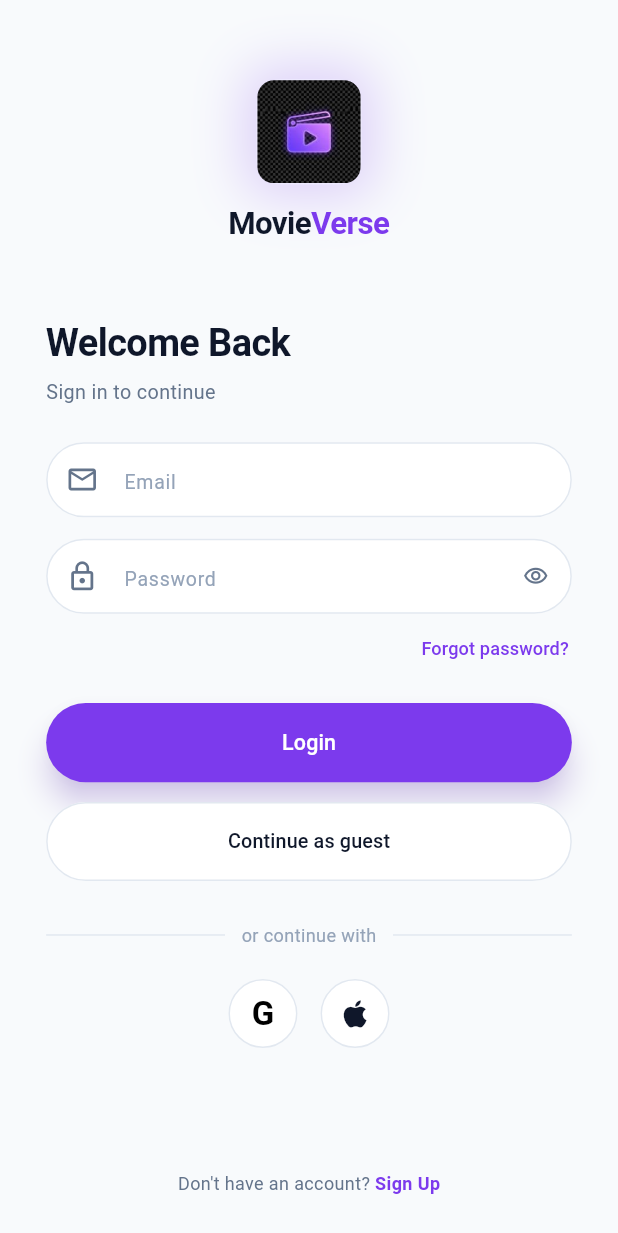
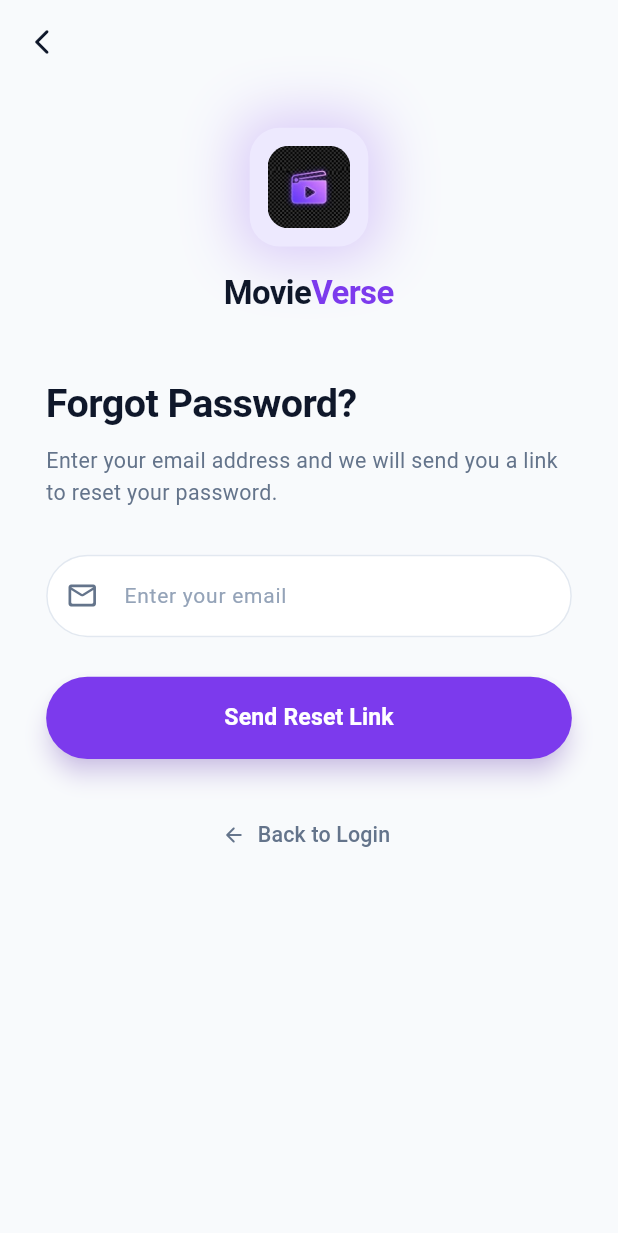
Before and after one commit to Ali-emad-25/movie-discovery-app, a Flutter app: the screen it shows after launch, after a tap on "Forgot password?", on a phone screen of 412 x 824 dp. Shown: the top 1233 px of the screen. Run offline on Flutter 3.47's test engine with Material 3 defaults, Android fonts, the phone set to English and light mode, and no system bars; our stand-ins replace easy_localization, firebase_auth, firebase_core, flutter_bloc, flutter_screenutil, get_it; accounts and stored records are empty.

Commit message:
feat(auth): implement forgot password screen and logic

```diff
--- a/lib/core/di/injection.dart
+++ b/lib/core/di/injection.dart
@@ -5,7 +5,9 @@ import 'package:movie_discovery_app/features/auth/data/data_sources/auth_remote_
 import 'package:movie_discovery_app/features/auth/data/repositories/auth_repository_impl.dart';
 import 'package:movie_discovery_app/features/auth/domain/repositories/auth_repository.dart';
 import 'package:movie_discovery_app/features/auth/domain/use_cases/register_use_case.dart';
+import 'package:movie_discovery_app/features/auth/domain/use_cases/send_password_reset_email_use_case.dart';
 import 'package:movie_discovery_app/features/auth/presentation/view_models/auth_cubit.dart';
+import 'package:movie_discovery_app/features/auth/presentation/view_models/forgot_password_cubit.dart';
 
 final getIt = GetIt.instance;
 
@@ -23,13 +25,21 @@ Future<void> configureDependencies() async {
     () => AuthRepositoryImpl(getIt<AuthRemoteDataSource>()),
   );
 
-  // Use Case
+  // Use Cases
   getIt.registerLazySingleton<RegisterUseCase>(
     () => RegisterUseCase(getIt<AuthRepository>()),
   );
+  getIt.registerLazySingleton<SendPasswordResetEmailUseCase>(
+    () => SendPasswordResetEmailUseCase(getIt<AuthRepository>()),
+  );
 
-  // Cubit
+  // Cubits
   getIt.registerFactory<AuthCubit>(
     () => AuthCubit(registerUseCase: getIt<RegisterUseCase>()),
   );
+  getIt.registerFactory<ForgotPasswordCubit>(
+    () => ForgotPasswordCubit(
+      sendPasswordResetEmailUseCase: getIt<SendPasswordResetEmailUseCase>(),
+    ),
+  );
 }
--- /dev/null
+++ b/lib/core/errors/firebase_auth_error_handler.dart
@@ -0,0 +1,31 @@
+import 'package:firebase_auth/firebase_auth.dart';
+import 'package:movie_discovery_app/core/errors/failures.dart';
+
+class FirebaseAuthErrorHandler {
+  static Failure handle(FirebaseAuthException exception) {
+    switch (exception.code) {
+      case 'user-not-found':
+        return const AuthErrorFailure('No user found with this email address.');
+      case 'invalid-email':
+        return const AuthErrorFailure('The provided email address is not valid.');
+      case 'user-disabled':
+        return const AuthErrorFailure('This user account has been disabled.');
+      case 'wrong-password':
+        return const AuthErrorFailure('Incorrect password. Please try again.');
+      case 'email-already-in-use':
+        return const AuthErrorFailure('An account already exists for this email.');
+      case 'operation-not-allowed':
+        return const AuthErrorFailure('Email/password accounts are not enabled.');
+      case 'weak-password':
+        return const AuthErrorFailure('The password provided is too weak.');
+      case 'network-request-failed':
+        return const NetworkFailure('Network connection failed. Please check your internet.');
+      case 'too-many-requests':
+        return const AuthErrorFailure('Too many requests. Please try again later.');
+      default:
+        return AuthErrorFailure(
+          exception.message ?? 'An authentication error occurred. Please try again.',
+        );
+    }
+  }
+}
--- /dev/null
+++ b/lib/core/network/api_result.dart
@@ -0,0 +1,15 @@
+import 'package:movie_discovery_app/core/errors/failures.dart';
+
+sealed class ApiResult<T> {
+  const ApiResult();
+}
+
+final class ApiSuccess<T> extends ApiResult<T> {
+  final T data;
+  const ApiSuccess(this.data);
+}
+
+final class ApiError<T> extends ApiResult<T> {
+  final Failure failure;
+  const ApiError(this.failure);
+}
--- a/lib/core/routes/app_routes.dart
+++ b/lib/core/routes/app_routes.dart
@@ -1,5 +1,7 @@
 class AppRoutes {
   static const String loginScreenRouteName = 'login_screen';
   static const String registerScreenRouteName = 'register_screen';
+  static const String forgotPasswordScreenRouteName = 'forgot_password_screen';
   static const String homeScreenRouteName = 'home_screen';
+  static const String profileScreenRouteName = 'profile_screen';
 }
--- a/lib/features/auth/data/data_sources/auth_remote_data_source.dart
+++ b/lib/features/auth/data/data_sources/auth_remote_data_source.dart
@@ -6,4 +6,8 @@ abstract class AuthRemoteDataSource {
     required String email,
     required String password,
   });
+
+  Future<void> sendPasswordResetEmail({
+    required String email,
+  });
 }
--- a/lib/features/auth/data/data_sources/auth_remote_data_source_impl.dart
+++ b/lib/features/auth/data/data_sources/auth_remote_data_source_impl.dart
@@ -21,4 +21,9 @@ class AuthRemoteDataSourceImpl implements AuthRemoteDataSource {
 
     return credential;
   }
+
+  @override
+  Future<void> sendPasswordResetEmail({required String email}) async {
+    await firebaseAuth.sendPasswordResetEmail(email: email.trim());
+  }
 }
--- a/lib/features/auth/domain/repositories/auth_repository.dart
+++ b/lib/features/auth/domain/repositories/auth_repository.dart
@@ -1,3 +1,4 @@
+import 'package:movie_discovery_app/core/network/api_result.dart';
 import 'package:movie_discovery_app/features/auth/domain/entities/user.dart';
 
 abstract class AuthRepository {
@@ -17,4 +18,8 @@ abstract class AuthRepository {
   Future<void> logout();
 
   Future<User?> getCurrentUser();
+
+  Future<ApiResult<void>> sendPasswordResetEmail({
+    required String email,
+  });
 }
--- /dev/null
+++ b/lib/features/auth/domain/use_cases/send_password_reset_email_use_case.dart
@@ -0,0 +1,12 @@
+import 'package:movie_discovery_app/core/network/api_result.dart';
+import 'package:movie_discovery_app/features/auth/domain/repositories/auth_repository.dart';
+
+class SendPasswordResetEmailUseCase {
+  final AuthRepository authRepository;
+
+  const SendPasswordResetEmailUseCase(this.authRepository);
+
+  Future<ApiResult<void>> call({required String email}) {
+    return authRepository.sendPasswordResetEmail(email: email);
+  }
+}
--- /dev/null
+++ b/lib/features/auth/presentation/view_models/forgot_password_cubit.dart
@@ -0,0 +1,35 @@
+import 'package:flutter_bloc/flutter_bloc.dart';
+import 'package:movie_discovery_app/core/network/api_result.dart';
+import 'package:movie_discovery_app/features/auth/domain/use_cases/send_password_reset_email_use_case.dart';
+import 'package:movie_discovery_app/features/auth/presentation/view_models/forgot_password_state.dart';
+
+class ForgotPasswordCubit extends Cubit<ForgotPasswordState> {
+  final SendPasswordResetEmailUseCase sendPasswordResetEmailUseCase;
+
+  ForgotPasswordCubit({
+    required this.sendPasswordResetEmailUseCase,
+  }) : super(const ForgotPasswordInitial());
+
+  Future<void> sendPasswordResetEmail({required String email}) async {
+    final trimmedEmail = email.trim();
+    if (trimmedEmail.isEmpty) {
+      emit(const ForgotPasswordFailure('Please enter your email address.'));
+      return;
+    }
+
+    emit(const ForgotPasswordLoading());
+
+    final result = await sendPasswordResetEmailUseCase(email: trimmedEmail);
+
+    switch (result) {
+      case ApiSuccess():
+        emit(ForgotPasswordSuccess(trimmedEmail));
+      case ApiError(failure: final failure):
+        emit(ForgotPasswordFailure(failure.message));
+    }
+  }
+
+  void reset() {
+    emit(const ForgotPasswordInitial());
+  }
+}
--- /dev/null
+++ b/lib/features/auth/presentation/view_models/forgot_password_state.dart
@@ -0,0 +1,21 @@
+sealed class ForgotPasswordState {
+  const ForgotPasswordState();
+}
+
+final class ForgotPasswordInitial extends ForgotPasswordState {
+  const ForgotPasswordInitial();
+}
+
+final class ForgotPasswordLoading extends ForgotPasswordState {
+  const ForgotPasswordLoading();
+}
+
+final class ForgotPasswordSuccess extends ForgotPasswordState {
+  final String email;
+  const ForgotPasswordSuccess(this.email);
+}
+
+final class ForgotPasswordFailure extends ForgotPasswordState {
+  final String message;
+  const ForgotPasswordFailure(this.message);
+}
--- /dev/null
+++ b/lib/features/auth/presentation/views/forgot_password_screen.dart
@@ -0,0 +1,428 @@
+import 'package:flutter/material.dart';
+import 'package:flutter_bloc/flutter_bloc.dart';
+import 'package:movie_discovery_app/core/di/injection.dart';
+import 'package:movie_discovery_app/core/utils/app_assets.dart';
+import 'package:movie_discovery_app/core/utils/app_colors.dart';
+import 'package:movie_discovery_app/features/auth/presentation/view_models/forgot_password_cubit.dart';
+import 'package:movie_discovery_app/features/auth/presentation/view_models/forgot_password_state.dart';
+
+class ForgotPasswordScreen extends StatelessWidget {
+  const ForgotPasswordScreen({super.key});
+
+  @override
+  Widget build(BuildContext context) {
+    return BlocProvider<ForgotPasswordCubit>(
+      create: (context) => getIt<ForgotPasswordCubit>(),
+      child: const _ForgotPasswordView(),
+    );
+  }
+}
+
+class _ForgotPasswordView extends StatefulWidget {
+  const _ForgotPasswordView();
+
+  @override
+  State<_ForgotPasswordView> createState() => _ForgotPasswordViewState();
+}
+
+class _ForgotPasswordViewState extends State<_ForgotPasswordView> {
+  final GlobalKey<FormState> _formKey = GlobalKey<FormState>();
+  final TextEditingController _emailController = TextEditingController();
+
+  bool get _isDark => Theme.of(context).brightness == Brightness.dark;
+
+  Color get _backgroundColor =>
+      _isDark ? AppColors.bgDarkColor : AppColors.bgLightColor;
+
+  Color get _fieldColor =>
+      _isDark ? AppColors.fieldDarkColor : AppColors.fieldLightColor;
+
+  Color get _borderColor =>
+      _isDark ? AppColors.borderDarkColor : AppColors.borderLightColor;
+
+  Color get _textColor =>
+      _isDark ? AppColors.textDarkColor : AppColors.textLightColor;
+
+  Color get _secondaryTextColor =>
+      _isDark ? AppColors.secondaryTextDarkColor : AppColors.secondaryTextLightColor;
+
+  Color get _hintColor =>
+      _isDark ? AppColors.hintDarkColor : AppColors.hintLightColor;
+
+  Color get _logoBgColor =>
+      _isDark ? AppColors.logoBgDarkColor : AppColors.logoBgLightColor;
+
+  Color get _primaryColor => AppColors.primaryColor;
+
+  @override
+  void dispose() {
+    _emailController.dispose();
+    super.dispose();
+  }
+
+  void _submit() {
+    if (_formKey.currentState?.validate() ?? false) {
+      FocusScope.of(context).unfocus();
+      context.read<ForgotPasswordCubit>().sendPasswordResetEmail(
+            email: _emailController.text,
+          );
+    }
+  }
+
+  @override
+  Widget build(BuildContext context) {
+    final double scale = (MediaQuery.of(context).size.width / 375).clamp(
+      1.0,
+      1.2,
+    );
+
+    return Scaffold(
+      backgroundColor: _backgroundColor,
+      appBar: AppBar(
+        backgroundColor: Colors.transparent,
+        elevation: 0,
+        leading: IconButton(
+          icon: Icon(Icons.arrow_back_ios_new_rounded, color: _textColor, size: 20),
+          onPressed: () => Navigator.of(context).pop(),
+        ),
+      ),
+      body: SafeArea(
+        child: BlocConsumer<ForgotPasswordCubit, ForgotPasswordState>(
+          listener: (context, state) {
+            if (state is ForgotPasswordFailure) {
+              ScaffoldMessenger.of(context).showSnackBar(
+                SnackBar(
+                  content: Text(state.message),
+                  backgroundColor: Colors.redAccent,
+                  behavior: SnackBarBehavior.floating,
+                  shape: RoundedRectangleBorder(
+                    borderRadius: BorderRadius.circular(10),
+                  ),
+                ),
+              );
+            }
+          },
+          builder: (context, state) {
+            if (state is ForgotPasswordSuccess) {
+              return _buildSuccessView(context, state.email, scale);
+            }
+
+            final bool isLoading = state is ForgotPasswordLoading;
+
+            return SingleChildScrollView(
+              padding: EdgeInsets.symmetric(horizontal: 28 * scale, vertical: 16),
+              child: Form(
+                key: _formKey,
+                child: Column(
+                  crossAxisAlignment: CrossAxisAlignment.stretch,
+                  children: [
+                    SizedBox(height: 12 * scale),
+
+                    // Glowing Branding Header
+                    Center(
+                      child: Container(
+                        width: 72 * scale,
+                        height: 72 * scale,
+                        decoration: BoxDecoration(
+                          color: _logoBgColor,
+                          borderRadius: BorderRadius.circular(20),
+                          boxShadow: [
+                            BoxShadow(
+                              color: _primaryColor.withValues(alpha: 0.25),
+                              blurRadius: 32,
+                              spreadRadius: 8,
+                            ),
+                          ],
+                        ),
+                        child: Padding(
+                          padding: const EdgeInsets.all(12),
+                          child: ClipRRect(
+                            borderRadius: BorderRadius.circular(14),
+                            child: Image.asset(
+                              AppAssets.logo,
+                              fit: BoxFit.contain,
+                              errorBuilder: (_, _, _) => Icon(
+                                Icons.lock_reset_rounded,
+                                size: 36,
+                                color: _primaryColor,
+                              ),
+                            ),
+                          ),
+                        ),
+                      ),
+                    ),
+
+                    SizedBox(height: 14 * scale),
+
+                    Center(
+                      child: Text.rich(
+                        TextSpan(
+                          children: [
+                            TextSpan(
+                              text: 'Movie',
+                              style: TextStyle(color: _textColor),
+                            ),
+                            TextSpan(
+                              text: 'Verse',
+                              style: TextStyle(color: _primaryColor),
+                            ),
+                          ],
+                        ),
+                        style: TextStyle(
+                          fontSize: 20 * scale,
+                          fontWeight: FontWeight.bold,
+                          letterSpacing: -0.4,
+                        ),
+                      ),
+                    ),
+
+                    SizedBox(height: 36 * scale),
+
+                    Text(
+                      'Forgot Password?',
+                      style: TextStyle(
+                        color: _textColor,
+                        fontSize: 24 * scale,
+                        fontWeight: FontWeight.bold,
+                        letterSpacing: -0.4,
+                      ),
+                    ),
+
+                    SizedBox(height: 8 * scale),
+
+                    Text(
+                      'Enter your email address and we will send you a link to reset your password.',
+                      style: TextStyle(
+                        color: _secondaryTextColor,
+                        fontSize: 13 * scale,
+                        height: 1.45,
+                      ),
+                    ),
+
+                    SizedBox(height: 28 * scale),
+
+                    // Email Field
+                    TextFormField(
+                      controller: _emailController,
+                      keyboardType: TextInputType.emailAddress,
+                      textInputAction: TextInputAction.done,
+                      onFieldSubmitted: (_) => _submit(),
+                      style: TextStyle(color: _textColor, fontSize: 15),
+                      validator: (value) {
+                        final trimmed = value?.trim() ?? '';
+                        if (trimmed.isEmpty) {
+                          return 'Please enter your email';
+                        }
+                        final emailRegex = RegExp(
+                          r'^[a-zA-Z0-9._%+-]+@[a-zA-Z0-9.-]+\.[a-zA-Z]{2,}$',
+                        );
+                        if (!emailRegex.hasMatch(trimmed)) {
+                          return 'Please enter a valid email address';
+                        }
+                        return null;
+                      },
+                      decoration: InputDecoration(
+                        hintText: 'Enter your email',
+                        hintStyle: TextStyle(color: _hintColor, fontSize: 14),
+                        prefixIcon: Icon(
+                          Icons.mail_outline_rounded,
+                          size: 22,
+                          color: _secondaryTextColor,
+                        ),
+                        filled: true,
+                        fillColor: _fieldColor,
+                        contentPadding: const EdgeInsets.symmetric(
+                          horizontal: 18,
+                          vertical: 16,
+                        ),
+                        border: OutlineInputBorder(
+                          borderRadius: BorderRadius.circular(28),
+                          borderSide: BorderSide(color: _borderColor),
+                        ),
+                        enabledBorder: OutlineInputBorder(
+                          borderRadius: BorderRadius.circular(28),
+                          borderSide: BorderSide(color: _borderColor),
+                        ),
+                        focusedBorder: OutlineInputBorder(
+                          borderRadius: BorderRadius.circular(28),
+                          borderSide: BorderSide(color: _primaryColor, width: 1.5),
+                        ),
+                        errorBorder: OutlineInputBorder(
+                          borderRadius: BorderRadius.circular(28),
+                          borderSide: const BorderSide(color: Colors.redAccent),
+                        ),
+                        focusedErrorBorder: OutlineInputBorder(
+                          borderRadius: BorderRadius.circular(28),
+                          borderSide: const BorderSide(color: Colors.redAccent, width: 1.5),
+                        ),
+                      ),
+                    ),
+
+                    SizedBox(height: 24 * scale),
+
+                    // Submit Button
+                    SizedBox(
+                      width: double.infinity,
+                      height: 50 * scale,
+                      child: ElevatedButton(
+                        onPressed: isLoading ? null : _submit,
+                        style: ElevatedButton.styleFrom(
+                          backgroundColor: _primaryColor,
+                          foregroundColor: Colors.white,
+                          disabledBackgroundColor: _primaryColor.withValues(alpha: 0.6),
+                          elevation: 6,
+                          shadowColor: _primaryColor.withValues(alpha: 0.4),
+                          shape: RoundedRectangleBorder(
+                            borderRadius: BorderRadius.circular(28),
+                          ),
+                        ),
+                        child: isLoading
+                            ? const SizedBox(
+                                width: 22,
+                                height: 22,
+                                child: CircularProgressIndicator(
+                                  strokeWidth: 2.2,
+                                  valueColor: AlwaysStoppedAnimation<Color>(Colors.white),
+                                ),
+                              )
+                            : Text(
+                                'Send Reset Link',
+                                style: TextStyle(
+                                  fontSize: 14 * scale,
+                                  fontWeight: FontWeight.w600,
+                                ),
+                              ),
+                      ),
+                    ),
+
+                    SizedBox(height: 24 * scale),
+
+                    // Back to login button
+                    Center(
+                      child: TextButton.icon(
+                        onPressed: () => Navigator.of(context).pop(),
+                        icon: Icon(Icons.arrow_back_rounded, size: 16, color: _secondaryTextColor),
+                        label: Text(
+                          'Back to Login',
+                          style: TextStyle(
+                            color: _secondaryTextColor,
+                            fontSize: 13 * scale,
+                            fontWeight: FontWeight.w500,
+                          ),
+                        ),
+                      ),
+                    ),
+                  ],
+                ),
+              ),
+            );
+          },
+        ),
+      ),
+    );
+  }
+
+  Widget _buildSuccessView(BuildContext context, String email, double scale) {
+    return Center(
+      child: SingleChildScrollView(
+        padding: EdgeInsets.symmetric(horizontal: 28 * scale, vertical: 24),
+        child: Column(
+          mainAxisAlignment: MainAxisAlignment.center,
+          children: [
+            Container(
+              width: 80 * scale,
+              height: 80 * scale,
+              decoration: BoxDecoration(
+                color: _primaryColor.withValues(alpha: 0.15),
+                shape: BoxShape.circle,
+                border: Border.all(color: _primaryColor.withValues(alpha: 0.3), width: 1.5),
+              ),
+              child: Icon(
+                Icons.mark_email_read_outlined,
+                size: 42 * scale,
+                color: _primaryColor,
+              ),
+            ),
+            SizedBox(height: 24 * scale),
+            Text(
+              'Reset Link Sent!',
+              textAlign: TextAlign.center,
+              style: TextStyle(
+                color: _textColor,
+                fontSize: 23 * scale,
+                fontWeight: FontWeight.bold,
+              ),
+            ),
+            SizedBox(height: 10 * scale),
+            Text(
+              'We have sent a password reset link to:',
+              textAlign: TextAlign.center,
+              style: TextStyle(
+                color: _secondaryTextColor,
+                fontSize: 13 * scale,
+              ),
+            ),
+            SizedBox(height: 4 * scale),
+            Text(
+              email,
+              textAlign: TextAlign.center,
+              style: TextStyle(
+                color: _primaryColor,
+                fontSize: 14 * scale,
+                fontWeight: FontWeight.w600,
+              ),
+            ),
+            SizedBox(height: 14 * scale),
+            Text(
+              'Please check your inbox (and spam folder) and follow the instructions to reset your password.',
+              textAlign: TextAlign.center,
+              style: TextStyle(
+                color: _secondaryTextColor,
+                fontSize: 12 * scale,
+                height: 1.45,
+              ),
+            ),
+            SizedBox(height: 32 * scale),
+            SizedBox(
+              width: double.infinity,
+              height: 48 * scale,
+              child: ElevatedButton(
+                onPressed: () => Navigator.of(context).pop(),
+                style: ElevatedButton.styleFrom(
+                  backgroundColor: _primaryColor,
+                  foregroundColor: Colors.white,
+                  elevation: 6,
+                  shadowColor: _primaryColor.withValues(alpha: 0.4),
+                  shape: RoundedRectangleBorder(
+                    borderRadius: BorderRadius.circular(28),
+                  ),
+                ),
+                child: Text(
+                  'Back to Login',
+                  style: TextStyle(
+                    fontSize: 13 * scale,
+                    fontWeight: FontWeight.w600,
+                  ),
+                ),
+              ),
+            ),
+            SizedBox(height: 12 * scale),
+            TextButton(
+              onPressed: () {
+                context.read<ForgotPasswordCubit>().reset();
+              },
+              child: Text(
+                'Resend to a different email',
+                style: TextStyle(
+                  color: _primaryColor,
+                  fontSize: 12 * scale,
+                  fontWeight: FontWeight.w500,
+                ),
+              ),
+            ),
+          ],
+        ),
+      ),
+    );
+  }
+}
--- a/lib/features/auth/presentation/views/login_screen.dart
+++ b/lib/features/auth/presentation/views/login_screen.dart
@@ -253,7 +253,12 @@ class _LoginScreenState extends State<LoginScreen> {
                     Align(
                       alignment: Alignment.centerRight,
                       child: TextButton(
-                        onPressed: () {},
+                        onPressed: () {
+                          Navigator.pushNamed(
+                            context,
+                            AppRoutes.forgotPasswordScreenRouteName,
+                          );
+                        },
                         style: TextButton.styleFrom(
                           padding: const EdgeInsets.symmetric(
                             horizontal: 2,
--- a/lib/main.dart
+++ b/lib/main.dart
@@ -6,6 +6,7 @@ import 'package:movie_discovery_app/core/di/injection.dart';
 import 'package:movie_discovery_app/core/routes/app_routes.dart';
 import 'package:movie_discovery_app/core/utils/app_theme.dart';
 import 'package:movie_discovery_app/features/auth/presentation/view_models/auth_cubit.dart';
+import 'package:movie_discovery_app/features/auth/presentation/views/forgot_password_screen.dart';
 import 'package:movie_discovery_app/features/auth/presentation/views/login_screen.dart';
 import 'package:movie_discovery_app/features/auth/presentation/views/register_screen.dart';
 import 'package:easy_localization/easy_localization.dart';
@@ -51,8 +52,9 @@ class MyApp extends StatelessWidget {
             themeMode: ThemeMode.light,
             initialRoute: AppRoutes.loginScreenRouteName,
             routes: {
-              AppRoutes.loginScreenRouteName: (context) => LoginScreen(),
-              AppRoutes.registerScreenRouteName: (context) => RegisterScreen(),
+              AppRoutes.loginScreenRouteName: (context) => const LoginScreen(),
+              AppRoutes.registerScreenRouteName: (context) => const RegisterScreen(),
+              AppRoutes.forgotPasswordScreenRouteName: (context) => const ForgotPasswordScreen(),
             },
           ),
         );
--- a/pubspec.yaml
+++ b/pubspec.yaml
@@ -19,7 +19,7 @@ publish_to: 'none' # Remove this line if you wish to publish to pub.dev
 version: 1.0.0+1
 
 environment:
-  sdk: ^3.13.1
+  sdk: '>=3.11.0 <4.0.0'
 
 # Dependencies specify other packages that your package needs in order to work.
 # To automatically upgrade your package dependencies to the latest versions
```
Also changed, not shown: lib/core/errors/failures.dart (added, +20 -0 lines), lib/features/auth/data/repositories/auth_repository_impl.dart (+18 -0 lines), pubspec.lock.
